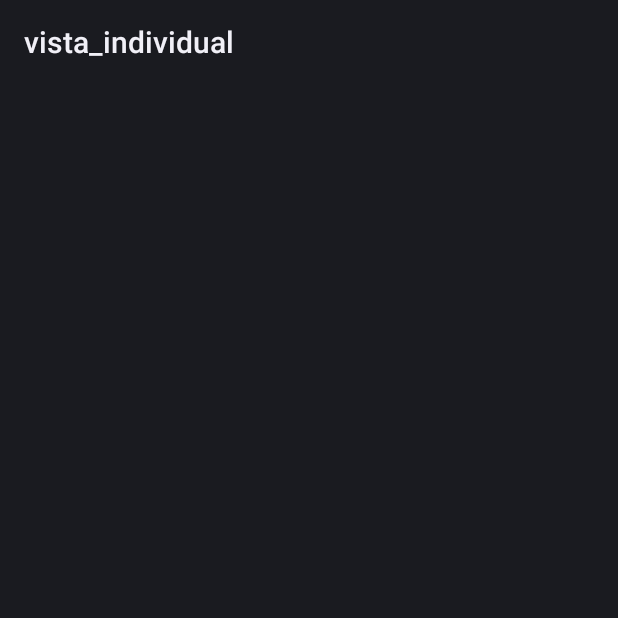
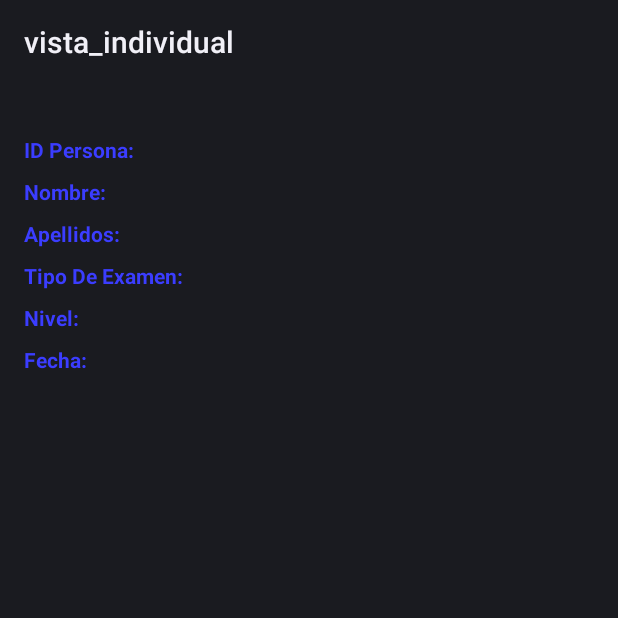
Before and after one commit to EverRios/XML-Parsing, an Android app: the vista_individual screen opened directly, with no data from a screen before it, on a phone screen of 412 x 824 dp, the top half of it. Run offline under Robolectric (Android 15) with nearby library versions, the phone set to English and light mode, and no system bars.

```diff
--- a/app/src/main/res/layout/vista_individual.xml
+++ b/app/src/main/res/layout/vista_individual.xml
@@ -8,7 +8,19 @@
     android:paddingBottom="@dimen/activity_vertical_margin"
     tools:context="com.example.everardo.xml_parsing.vista_individual"
     android:orientation="vertical">
+    <LinearLayout
+        android:layout_marginTop="10dp"
+        android:layout_width="wrap_content"
+        android:layout_height="wrap_content"
+        android:orientation="horizontal">
+        <TextView
 
+            android:layout_width="wrap_content"
+            android:layout_height="wrap_content"
+            android:id="@+id/idpersona"
+            android:text="@string/id"
+            android:textColor="#ff3b3dff"
+            android:textStyle="bold"/>
     <TextView
         android:layout_width="wrap_content"
         android:layout_height="wrap_content"
@@ -18,7 +30,21 @@
         android:textStyle="bold"
         android:paddingTop="8dp"
         android:paddingBottom="3dp"
-        />
+        /></LinearLayout>
+
+    <LinearLayout
+        android:layout_marginTop="5dp"
+        android:layout_width="wrap_content"
+        android:layout_height="wrap_content"
+        android:orientation="horizontal">
+        <TextView
+
+            android:layout_width="wrap_content"
+            android:layout_height="wrap_content"
+            android:id="@+id/nombre"
+            android:text="@string/nombre"
+            android:textColor="#ff3b3dff"
+            android:textStyle="bold"/>
     <TextView
         android:layout_width="wrap_content"
         android:layout_height="wrap_content"
@@ -27,7 +53,22 @@
         android:textColor="#ab5634"
         android:textStyle="italic"
         android:paddingBottom="3dp"
-        />
+        /></LinearLayout>
+
+
+    <LinearLayout
+        android:layout_marginTop="5dp"
+        android:layout_width="wrap_content"
+        android:layout_height="wrap_content"
+        android:orientation="horizontal">
+        <TextView
+
+            android:layout_width="wrap_content"
+            android:layout_height="wrap_content"
+            android:id="@+id/apellidos"
+            android:text="@string/apellidos"
+            android:textColor="#ff3b3dff"
+            android:textStyle="bold"/>
     <TextView
         android:layout_width="wrap_content"
         android:layout_height="wrap_content"
@@ -36,7 +77,21 @@
         android:textColor="#ab5634"
         android:textStyle="italic"
         android:paddingBottom="3dp"
-        />
+        /></LinearLayout>
+
+    <LinearLayout
+        android:layout_marginTop="5dp"
+        android:layout_width="wrap_content"
+        android:layout_height="wrap_content"
+        android:orientation="horizontal">
+        <TextView
+
+            android:layout_width="wrap_content"
+            android:layout_height="wrap_content"
+            android:id="@+id/tipo"
+            android:text="@string/tipo_examen"
+            android:textColor="#ff3b3dff"
+            android:textStyle="bold"/>
     <TextView
         android:layout_width="wrap_content"
         android:layout_height="wrap_content"
@@ -45,7 +100,22 @@
         android:textColor="#ab5634"
         android:textStyle="italic"
         android:paddingBottom="3dp"
-        />
+        /></LinearLayout>
+
+
+    <LinearLayout
+        android:layout_marginTop="5dp"
+        android:layout_width="wrap_content"
+        android:layout_height="wrap_content"
+        android:orientation="horizontal">
+        <TextView
+
+            android:layout_width="wrap_content"
+            android:layout_height="wrap_content"
+            android:id="@+id/nivel"
+            android:text="@string/nivel"
+            android:textColor="#ff3b3dff"
+            android:textStyle="bold"/>
     <TextView
         android:layout_width="wrap_content"
         android:layout_height="wrap_content"
@@ -54,7 +124,21 @@
         android:textColor="#ab5634"
         android:textStyle="italic"
         android:paddingBottom="3dp"
-        />
+        /></LinearLayout>
+
+    <LinearLayout
+        android:layout_marginTop="5dp"
+        android:layout_width="wrap_content"
+        android:layout_height="wrap_content"
+        android:orientation="horizontal">
+        <TextView
+
+            android:layout_width="wrap_content"
+            android:layout_height="wrap_content"
+            android:id="@+id/fecha"
+            android:text="@string/fecha"
+            android:textColor="#ff3b3dff"
+            android:textStyle="bold"/>
     <TextView
         android:layout_width="wrap_content"
         android:layout_height="wrap_content"
@@ -63,5 +147,5 @@
         android:textColor="#ab5634"
         android:textStyle="italic"
         android:paddingBottom="3dp"
-        />
+        /></LinearLayout>
 </LinearLayout>
--- a/app/src/main/res/values/strings.xml
+++ b/app/src/main/res/values/strings.xml
@@ -6,10 +6,10 @@
     <string name="action_settings">Settings</string>
     <string name="title_activity_lista_usuarios">lista_usuarios</string>
     <string name="title_activity_vista_individual">vista_individual</string>
-    <string name="id">ID Persona</string>
-    <string name="nombre">Nombre</string>
-    <string name="apellidos">Apellidos</string>
-    <string name="tipo_examen">Tipo De Examen</string>
-    <string name="nivel">Nivel</string>
-    <string name="fecha">Fecha</string>
+    <string name="id">ID Persona:</string>
+    <string name="nombre">Nombre:</string>
+    <string name="apellidos">Apellidos:</string>
+    <string name="tipo_examen">Tipo De Examen:</string>
+    <string name="nivel">Nivel:</string>
+    <string name="fecha">Fecha:</string>
 </resources>
```
Also changed, not shown: app/src/main/java/com/example/everardo/xml_parsing/MainActivity.java (+20 -20 lines), app/src/main/java/com/example/everardo/xml_parsing/XMLParser.java (+8 -8 lines), app/src/main/java/com/example/everardo/xml_parsing/vista_individual.java (+4 -4 lines), app/src/main/res/layout/lista_usuarios.xml (+86 -3 lines).
